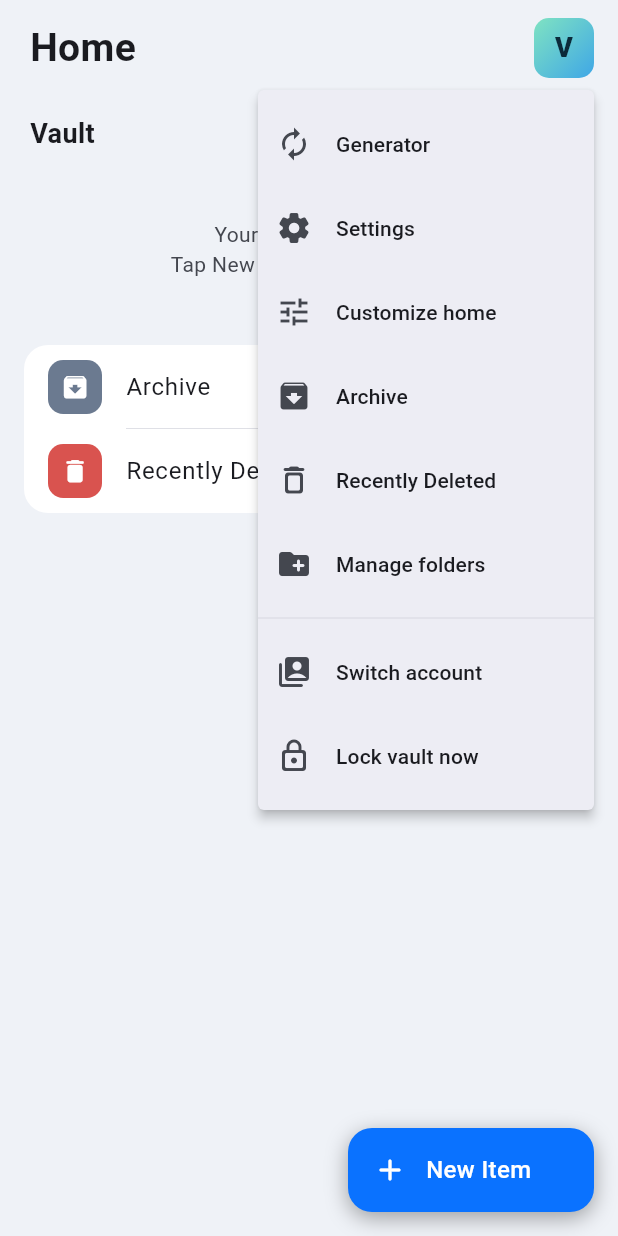
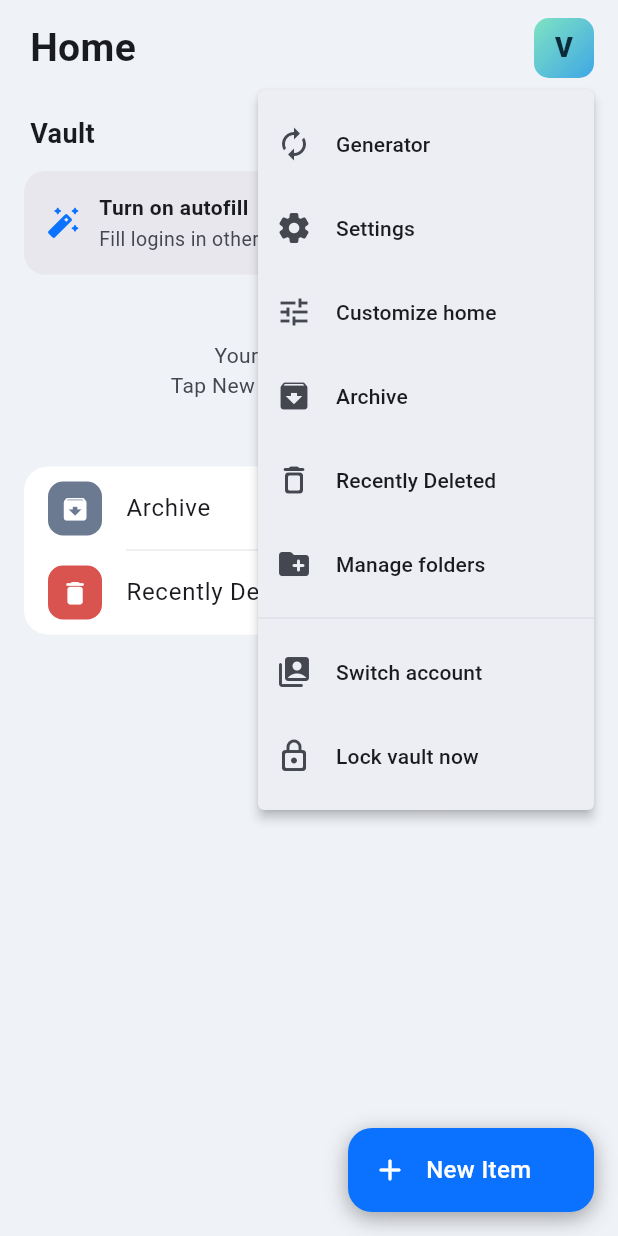
Before and after one commit to breaking-bash/securevault, a Flutter app: the _HomeTab screen opened directly, after a tap on an icon or button, on a phone screen of 412 x 824 dp. Run offline on Flutter 3.47's test engine with Material 3 defaults, Android fonts, the phone set to English and light mode, and no system bars; our stand-ins replace file_picker, flutter_secure_storage, local_auth, pdf, qr_flutter, sqflite_common_ffi; missing offline and left inert: base32, cryptography, local_auth_android, mobile_scanner, otp; accounts and stored records are empty.

Commit message:
Autofill save-login flow, inline suggestions, Notifications and Labs settings, home banners
Co-authored-by: Copilot App <223556219+Copilot@users.noreply.github.com>

```diff
--- a/lib/services/autofill_bridge.dart
+++ b/lib/services/autofill_bridge.dart
@@ -7,7 +7,12 @@ import 'package:flutter/services.dart';
 class AutofillRequest {
   final String? domain;
   final String? package;
-  const AutofillRequest(this.domain, this.package);
+  // Set when Android asks to save credentials the user just typed.
+  final bool isSave;
+  final String saveUsername;
+  final String savePassword;
+  const AutofillRequest(this.domain, this.package,
+      {this.isSave = false, this.saveUsername = '', this.savePassword = ''});
 }
 
 class AutofillBridge {
@@ -18,7 +23,10 @@ class AutofillBridge {
     try {
       final m = await _ch.invokeMethod<Map>('getRequest');
       if (m == null) return null;
-      return AutofillRequest(m['domain'] as String?, m['package'] as String?);
+      return AutofillRequest(m['domain'] as String?, m['package'] as String?,
+          isSave: (m['save'] ?? false) as bool,
+          saveUsername: (m['saveUser'] ?? '') as String,
+          savePassword: (m['savePass'] ?? '') as String);
     } catch (_) {
       return null;
     }
--- a/lib/services/settings_service.dart
+++ b/lib/services/settings_service.dart
@@ -25,6 +25,10 @@ class AppSettings {
   // Biometric unlock is refused once this many days pass since the last
   // master-password unlock (0 = never require).
   int requirePasswordDays;
+  bool inlineSuggestions; // Labs: inline autofill suggestions (Android 11+)
+  bool offerSave; // offer to save new logins from autofill
+  bool notifyWatchtower; // Home banner for Watchtower alerts
+  bool notifyAutofill; // Home banner when autofill is off
   // accountId -> epoch ms of the last master-password unlock.
   Map<String, int> lastPasswordUnlock;
   // Most recently opened entry ids, newest first.
@@ -38,6 +42,10 @@ class AppSettings {
     this.blockScreenshots = true,
     this.alwaysShowPasswords = false,
     this.requirePasswordDays = 7,
+    this.inlineSuggestions = true,
+    this.offerSave = true,
+    this.notifyWatchtower = true,
+    this.notifyAutofill = true,
     Map<String, int>? lastPasswordUnlock,
     this.themeMode = ThemeMode.system,
     this.autoLockMinutes = 3,
@@ -57,6 +65,10 @@ class AppSettings {
     bool? blockScreenshots,
     bool? alwaysShowPasswords,
     int? requirePasswordDays,
+    bool? inlineSuggestions,
+    bool? offerSave,
+    bool? notifyWatchtower,
+    bool? notifyAutofill,
   }) =>
       AppSettings(
         themeMode: themeMode ?? this.themeMode,
@@ -67,6 +79,10 @@ class AppSettings {
         blockScreenshots: blockScreenshots ?? this.blockScreenshots,
         alwaysShowPasswords: alwaysShowPasswords ?? this.alwaysShowPasswords,
         requirePasswordDays: requirePasswordDays ?? this.requirePasswordDays,
+        inlineSuggestions: inlineSuggestions ?? this.inlineSuggestions,
+        offerSave: offerSave ?? this.offerSave,
+        notifyWatchtower: notifyWatchtower ?? this.notifyWatchtower,
+        notifyAutofill: notifyAutofill ?? this.notifyAutofill,
         lastPasswordUnlock: {...lastPasswordUnlock},
         hiddenHomeSections: {...hiddenHomeSections},
         ignoredAlerts: {...ignoredAlerts},
@@ -84,6 +100,10 @@ class AppSettings {
         'blockScreenshots': blockScreenshots,
         'alwaysShowPasswords': alwaysShowPasswords,
         'requirePasswordDays': requirePasswordDays,
+        'inlineSuggestions': inlineSuggestions,
+        'offerSave': offerSave,
+        'notifyWatchtower': notifyWatchtower,
+        'notifyAutofill': notifyAutofill,
         'lastPasswordUnlock': lastPasswordUnlock,
         'recentIds': recentIds,
       };
@@ -102,6 +122,10 @@ class AppSettings {
         blockScreenshots: (j['blockScreenshots'] ?? true) as bool,
         alwaysShowPasswords: (j['alwaysShowPasswords'] ?? false) as bool,
         requirePasswordDays: (j['requirePasswordDays'] ?? 7) as int,
+        inlineSuggestions: (j['inlineSuggestions'] ?? true) as bool,
+        offerSave: (j['offerSave'] ?? true) as bool,
+        notifyWatchtower: (j['notifyWatchtower'] ?? true) as bool,
+        notifyAutofill: (j['notifyAutofill'] ?? true) as bool,
         lastPasswordUnlock: ((j['lastPasswordUnlock'] ?? const {}) as Map)
             .map((k, v) => MapEntry(k as String, (v as num).toInt())),
         recentIds: ((j['recentIds'] ?? const []) as List).cast<String>().toList(),
--- a/lib/state/vault_state.dart
+++ b/lib/state/vault_state.dart
@@ -94,6 +94,7 @@ class VaultState extends ChangeNotifier {
     DatabaseService.initPlatform();
     settings = await SettingsService.instance.load();
     ScreenSecurity.apply(settings.blockScreenshots);
+    ScreenSecurity.applyAutofill(settings.inlineSuggestions, settings.offerSave);
     accountsList = await _accounts.listAccounts();
     notifyListeners();
   }
@@ -571,6 +572,7 @@ class VaultState extends ChangeNotifier {
   Future<void> updateSettings(AppSettings s) async {
     settings = s;
     ScreenSecurity.apply(s.blockScreenshots);
+    ScreenSecurity.applyAutofill(s.inlineSuggestions, s.offerSave);
     await SettingsService.instance.save(s);
     _restartLockTimer();
     notifyListeners();
--- a/lib/ui/screens/home_screen.dart
+++ b/lib/ui/screens/home_screen.dart
@@ -18,6 +18,7 @@ import 'group_list_screen.dart';
 import 'new_item_screen.dart';
 import 'note_edit_screen.dart';
 import 'settings_screen.dart';
+import '../widgets/alert_banners.dart';
 import 'watchtower_screen.dart';
 
 /// App shell: icon-only bottom navigation (Home · Vault · Search · Watchtower).
@@ -824,6 +825,7 @@ class _HomeTabState extends State<_HomeTab> {
                   style: const TextStyle(
                       fontSize: 18, fontWeight: FontWeight.w700)),
             ),
+            const AlertBanners(),
             if (show('pinned') && pinned.isNotEmpty)
               SizedBox(
                 height: 104,
--- /dev/null
+++ b/lib/ui/widgets/alert_banners.dart
@@ -0,0 +1,124 @@
+import 'dart:io' show Platform;
+
+import 'package:flutter/material.dart';
+import 'package:flutter/services.dart';
+import 'package:provider/provider.dart';
+
+import '../../services/watchtower_service.dart';
+import '../../state/vault_state.dart';
+import '../screens/watchtower_screen.dart';
+
+/// Home banners controlled by Settings > Notifications.
+class AlertBanners extends StatefulWidget {
+  const AlertBanners({super.key});
+
+  @override
+  State<AlertBanners> createState() => _AlertBannersState();
+}
+
+class _AlertBannersState extends State<AlertBanners>
+    with WidgetsBindingObserver {
+  static const _ch = MethodChannel('securevault/autofill');
+  bool _autofillOn = true;
+
+  @override
+  void initState() {
+    super.initState();
+    WidgetsBinding.instance.addObserver(this);
+    _refresh();
+  }
+
+  @override
+  void dispose() {
+    WidgetsBinding.instance.removeObserver(this);
+    super.dispose();
+  }
+
+  @override
+  void didChangeAppLifecycleState(AppLifecycleState s) {
+    if (s == AppLifecycleState.resumed) _refresh();
+  }
+
+  Future<void> _refresh() async {
+    if (!Platform.isAndroid) return;
+    try {
+      final v = await _ch.invokeMethod<bool>('isEnabled') ?? true;
+      if (mounted) setState(() => _autofillOn = v);
+    } catch (_) {}
+  }
+
+  Widget _banner(BuildContext context,
+      {required IconData icon,
+      required Color color,
+      required String title,
+      required String body,
+      required VoidCallback onTap}) {
+    final scheme = Theme.of(context).colorScheme;
+    return Padding(
+      padding: const EdgeInsets.fromLTRB(16, 0, 16, 12),
+      child: Material(
+        color: scheme.surfaceContainerHigh,
+        borderRadius: BorderRadius.circular(14),
+        child: InkWell(
+          borderRadius: BorderRadius.circular(14),
+          onTap: onTap,
+          child: Padding(
+            padding: const EdgeInsets.all(14),
+            child: Row(children: [
+              Icon(icon, color: color),
+              const SizedBox(width: 12),
+              Expanded(
+                child: Column(
+                  crossAxisAlignment: CrossAxisAlignment.start,
+                  children: [
+                    Text(title,
+                        style: const TextStyle(fontWeight: FontWeight.w700)),
+                    const SizedBox(height: 2),
+                    Text(body,
+                        style: TextStyle(
+                            fontSize: 13, color: scheme.onSurfaceVariant)),
+                  ],
+                ),
+              ),
+              const Icon(Icons.chevron_right_rounded),
+            ]),
+          ),
+        ),
+      ),
+    );
+  }
+
+  @override
+  Widget build(BuildContext context) {
+    final state = context.watch<VaultState>();
+    final s = state.settings;
+    final out = <Widget>[];
+
+    if (Platform.isAndroid && s.notifyAutofill && !_autofillOn) {
+      out.add(_banner(context,
+          icon: Icons.auto_fix_high_rounded,
+          color: const Color(0xFF0A72FF),
+          title: 'Turn on autofill',
+          body: 'Fill logins in other apps and websites.',
+          onTap: () => _ch.invokeMethod('openSettings')));
+    }
+
+    if (s.notifyWatchtower) {
+      final n = WatchtowerService.instance
+          .analyze(state.activeEntries)
+          .where((f) => !s.ignoredAlerts.contains('${f.entry.id}|${f.issue.name}'))
+          .length;
+      if (n > 0) {
+        out.add(_banner(context,
+            icon: Icons.shield_outlined,
+            color: const Color(0xFFFFB74D),
+            title: '$n Watchtower ${n == 1 ? 'alert' : 'alerts'}',
+            body: 'Review weak, reused and other risky items.',
+            onTap: () => Navigator.of(context).push(MaterialPageRoute(
+                builder: (_) => const WatchtowerScreen()))));
+      }
+    }
+
+    return Column(children: out);
+  }
+}
```
Also changed, not shown: lib/services/screen_security.dart (+8 -0 lines), lib/ui/screens/autofill_save_screen.dart (added, +126 -0 lines), lib/ui/screens/gate_screen.dart (+7 -3 lines), lib/ui/screens/settings_screen.dart (+65 -0 lines), 4 other files.
